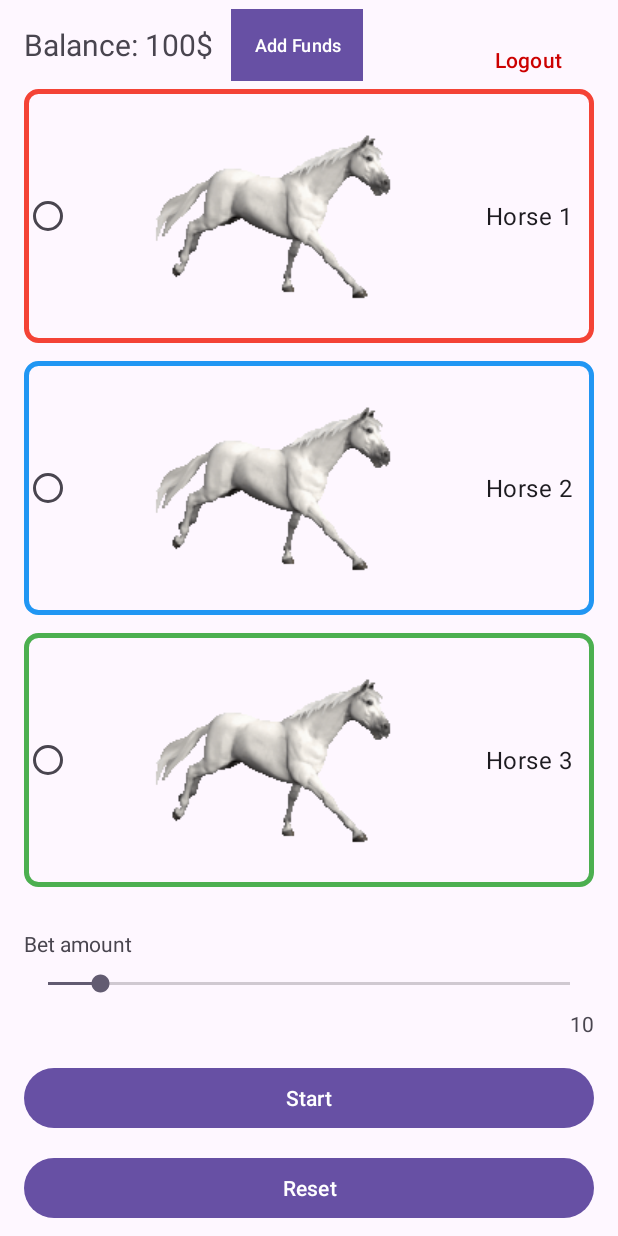
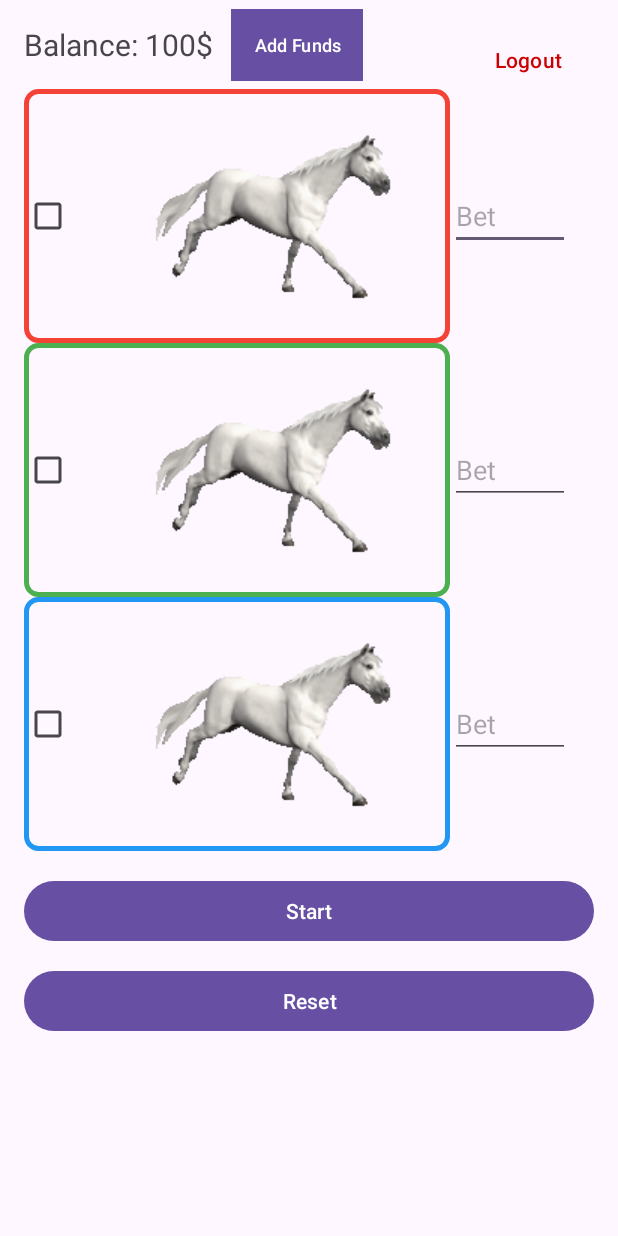
Before and after one commit to thanglh-hub/horse-racing, an Android app: the LobbyActivity screen opened directly, with no data from a screen before it, after a tap on "Start", on a phone screen of 412 x 824 dp. Run offline under Robolectric (Android 15) with nearby library versions, the phone set to English and light mode, and no system bars.

Commit message:
Task 4: top 1,2,3

```diff
--- a/app/src/main/java/com/example/horseracing/LobbyActivity.java
+++ b/app/src/main/java/com/example/horseracing/LobbyActivity.java
@@ -2,11 +2,9 @@
 
 import android.content.Intent;
 import android.os.Bundle;
-import android.view.View;
 import android.widget.Button;
-import android.widget.RadioButton;
-import android.widget.RadioGroup;
-import android.widget.SeekBar;
+import android.widget.CheckBox;
+import android.widget.EditText;
 import android.widget.TextView;
 import android.widget.Toast;
 
@@ -16,12 +14,8 @@
 
 public class LobbyActivity extends AppCompatActivity {
     private TextView balanceText;
-    private RadioGroup radioGroupHorses;
-    private RadioButton rbHorse1;
-    private RadioButton rbHorse2;
-    private RadioButton rbHorse3;
-    private SeekBar betSeek;
-    private TextView betValue;
+    private CheckBox cbHorse1, cbHorse2, cbHorse3;
+    private EditText etBetH1, etBetH2, etBetH3;
     private Button startBtn;
     private Button resetBtn;
     private Button logoutBtn;
@@ -36,32 +30,19 @@
         com.example.horseracing.data.AudioPlayer.playBgm(this);
 
         balanceText = findViewById(R.id.text_balance);
-        radioGroupHorses = findViewById(R.id.radio_group_horses);
-        rbHorse1 = findViewById(R.id.rb_horse1);
-        rbHorse2 = findViewById(R.id.rb_horse2);
-        rbHorse3 = findViewById(R.id.rb_horse3);
-        betSeek = findViewById(R.id.seek_bet);
-        betValue = findViewById(R.id.text_bet_value);
         startBtn = findViewById(R.id.btn_start);
         resetBtn = findViewById(R.id.btn_reset);
         logoutBtn = findViewById(R.id.btn_logout);
         addFundsBtn = findViewById(R.id.btn_add_funds);
 
+        cbHorse1 = findViewById(R.id.cb_horse1);
+        cbHorse2 = findViewById(R.id.cb_horse2);
+        cbHorse3 = findViewById(R.id.cb_horse3);
+        etBetH1 = findViewById(R.id.et_bet_h1);
+        etBetH2 = findViewById(R.id.et_bet_h2);
+        etBetH3 = findViewById(R.id.et_bet_h3);
+
         updateBalance();
-
-        betSeek.setOnSeekBarChangeListener(new SeekBar.OnSeekBarChangeListener() {
-            @Override
-            public void onProgressChanged(SeekBar seekBar, int progress, boolean fromUser) {
-                betValue.setText(String.valueOf(progress));
-            }
-
-            @Override
-            public void onStartTrackingTouch(SeekBar seekBar) { }
-
-            @Override
-            public void onStopTrackingTouch(SeekBar seekBar) { }
-        });
-        betSeek.setProgress(10);
 
         // RadioGroup sẽ tự động handle việc chọn radio button
 
@@ -99,45 +80,55 @@
     }
 
     private void doReset() {
-        radioGroupHorses.clearCheck();
-        betSeek.setProgress(10);
-        betValue.setText("10");
+        cbHorse1.setChecked(false);
+        cbHorse2.setChecked(false);
+        cbHorse3.setChecked(false);
+        etBetH1.setText("");
+        etBetH2.setText("");
+        etBetH3.setText("");
     }
+    private void doStart() {
+        int totalBet = 0;
 
-    private void doStart() {
-        int selected = getSelectedHorse();
-        if (selected == -1) {
-            Toast.makeText(this, getString(R.string.msg_pick_horse), Toast.LENGTH_SHORT).show();
+        int betH1 = cbHorse1.isChecked() ? parseBet(etBetH1.getText().toString()) : 0;
+        int betH2 = cbHorse2.isChecked() ? parseBet(etBetH2.getText().toString()) : 0;
+        int betH3 = cbHorse3.isChecked() ? parseBet(etBetH3.getText().toString()) : 0;
+
+        totalBet = betH1 + betH2 + betH3;
+
+        if (totalBet <= 0) {
+            Toast.makeText(this, "Bạn phải đặt cược hợp lệ cho ít nhất 1 ngựa!", Toast.LENGTH_SHORT).show();
             return;
         }
 
-        int bet = betSeek.getProgress();
-        int currentBalance = GameState.getInstance().getBalance();
-
-        // Kiểm tra balance = 0
-        if (currentBalance <= 0) {
-            Toast.makeText(this, getString(R.string.msg_no_balance), Toast.LENGTH_LONG).show();
+        if (!cbHorse1.isChecked() && !cbHorse2.isChecked() && !cbHorse3.isChecked()) {
+            Toast.makeText(this, "Bạn phải chọn ít nhất 1 ngựa!", Toast.LENGTH_SHORT).show();
             return;
         }
 
-        // Kiểm tra bet amount > balance
-        if (bet > currentBalance) {
-            Toast.makeText(this, getString(R.string.msg_bet_exceeds_balance), Toast.LENGTH_LONG).show();
+        int balance = GameState.getInstance().getBalance();
+        if (totalBet > balance) {
+            Toast.makeText(this, "Bạn không đủ tiền để đặt cược!", Toast.LENGTH_SHORT).show();
             return;
         }
 
+        GameState.getInstance().addBalance(-totalBet);
+
         Intent i = new Intent(this, MainActivity.class);
-        i.putExtra("selectedHorse", selected);
-        i.putExtra("bet", bet);
+        i.putExtra("bet_H1", betH1);
+        i.putExtra("bet_H2", betH2);
+        i.putExtra("bet_H3", betH3);
         startActivity(i);
     }
 
-    private int getSelectedHorse() {
-        int checkedId = radioGroupHorses.getCheckedRadioButtonId();
-        if (checkedId == R.id.rb_horse1) return 1;
-        if (checkedId == R.id.rb_horse2) return 2;
-        if (checkedId == R.id.rb_horse3) return 3;
-        return -1;
+    private int parseBet(String betStr) {
+        if (betStr == null || betStr.trim().isEmpty()) return 0;
+        try {
+            return Integer.parseInt(betStr.trim());
+        }
+        catch (Exception ex){
+            return 0;
+        }
     }
 
     private void handleLogout() {
--- a/app/src/main/res/layout/activity_lobby.xml
+++ b/app/src/main/res/layout/activity_lobby.xml
@@ -45,94 +45,98 @@
             app:layout_constraintEnd_toEndOf="parent"
             android:layout_margin="16dp"/>
 
-        <RadioGroup
-            android:id="@+id/radio_group_horses"
+        <!-- THAY RadioGroup bằng LinearLayout -->
+        <LinearLayout
+            android:id="@+id/layout_horses"
             android:layout_width="0dp"
             android:layout_height="wrap_content"
+            android:orientation="vertical"
+            android:layout_margin="16dp"
             app:layout_constraintTop_toBottomOf="@id/text_balance"
             app:layout_constraintStart_toStartOf="parent"
-            app:layout_constraintEnd_toEndOf="parent"
-            android:layout_marginStart="16dp"
-            android:layout_marginEnd="16dp"
-            android:layout_marginTop="16dp"
-            android:orientation="vertical">
+            app:layout_constraintEnd_toEndOf="parent">
 
-            <RadioButton
-                android:id="@+id/rb_horse1"
+            <LinearLayout
+                android:orientation="horizontal"
                 android:layout_width="match_parent"
                 android:layout_height="wrap_content"
-                android:text="@string/horse_1"
-                android:textSize="16sp"
-                android:layout_marginBottom="12dp"
-                android:padding="8dp"
-                android:drawableStart="@drawable/horseblue"
-                android:drawablePadding="12dp"
-                android:background="@drawable/horse_border_blue"/>
+                android:gravity="center_vertical">
 
-            <RadioButton
-                android:id="@+id/rb_horse2"
+                <CheckBox
+                    android:id="@+id/cb_horse1"
+                    android:layout_width="284dp"
+                    android:layout_height="wrap_content"
+                    android:background="@drawable/horse_border_blue"
+                    android:drawableStart="@drawable/horseblue"
+                    android:drawablePadding="12dp"
+                    android:padding="8dp"
+                    android:text="Ngựa 1" />
+
+
+                <EditText
+                    android:id="@+id/et_bet_h1"
+                    android:layout_width="80dp"
+                    android:layout_height="wrap_content"
+                    android:hint="Bet"
+                    android:inputType="number"/>
+            </LinearLayout>
+
+            <LinearLayout
+                android:orientation="horizontal"
                 android:layout_width="match_parent"
                 android:layout_height="wrap_content"
-                android:text="@string/horse_2"
-                android:textSize="16sp"
-                android:layout_marginBottom="12dp"
-                android:padding="8dp"
-                android:drawableStart="@drawable/horseblue"
-                android:drawablePadding="12dp"
-                android:background="@drawable/horse_border_red"/>
+                android:gravity="center_vertical">
 
-            <RadioButton
-                android:id="@+id/rb_horse3"
+                <CheckBox
+                    android:id="@+id/cb_horse2"
+                    android:layout_width="284dp"
+                    android:layout_height="wrap_content"
+                    android:background="@drawable/horse_border_green"
+                    android:drawableStart="@drawable/horseblue"
+                    android:drawablePadding="12dp"
+                    android:padding="8dp"
+                    android:text="Ngựa 2"/>
+
+                <EditText
+                    android:id="@+id/et_bet_h2"
+                    android:layout_width="80dp"
+                    android:layout_height="wrap_content"
+                    android:hint="Bet"
+                    android:inputType="number"/>
+            </LinearLayout>
+
+            <LinearLayout
+                android:orientation="horizontal"
                 android:layout_width="match_parent"
                 android:layout_height="wrap_content"
-                android:text="@string/horse_3"
-                android:textSize="16sp"
-                android:layout_marginBottom="12dp"
-                android:padding="8dp"
-                android:drawableStart="@drawable/horseblue"
-                android:drawablePadding="12dp"
-                android:background="@drawable/horse_border_green"/>
+                android:gravity="center_vertical">
 
-        </RadioGroup>
+                <CheckBox
+                    android:id="@+id/cb_horse3"
+                    android:layout_width="284dp"
+                    android:layout_height="wrap_content"
+                    android:background="@drawable/horse_border_red"
+                    android:drawableStart="@drawable/horseblue"
+                    android:drawablePadding="12dp"
+                    android:padding="8dp"
+                    android:text="Ngựa 3"/>
 
-        <TextView
-            android:id="@+id/text_bet_label"
-            android:layout_width="wrap_content"
-            android:layout_height="wrap_content"
-            android:text="@string/label_bet"
-            app:layout_constraintTop_toBottomOf="@id/radio_group_horses"
-            app:layout_constraintStart_toStartOf="parent"
-            android:layout_marginStart="16dp"
-            android:layout_marginTop="16dp"/>
+                <EditText
+                    android:id="@+id/et_bet_h3"
+                    android:layout_width="80dp"
+                    android:layout_height="wrap_content"
+                    android:hint="Bet"
+                    android:inputType="number"/>
+            </LinearLayout>
 
-        <SeekBar
-            android:id="@+id/seek_bet"
-            android:layout_width="0dp"
-            android:layout_height="wrap_content"
-            android:max="100"
-            app:layout_constraintTop_toBottomOf="@id/text_bet_label"
-            app:layout_constraintStart_toStartOf="parent"
-            app:layout_constraintEnd_toEndOf="parent"
-            android:layout_marginStart="16dp"
-            android:layout_marginEnd="16dp"
-            android:layout_marginTop="8dp"/>
-
-        <TextView
-            android:id="@+id/text_bet_value"
-            android:layout_width="wrap_content"
-            android:layout_height="wrap_content"
-            android:text="0"
-            app:layout_constraintTop_toBottomOf="@id/seek_bet"
-            app:layout_constraintEnd_toEndOf="parent"
-            android:layout_marginEnd="16dp"
-            android:layout_marginTop="8dp"/>
+        </LinearLayout>
 
         <Button
             android:id="@+id/btn_start"
             android:layout_width="0dp"
             android:layout_height="wrap_content"
             android:text="@string/btn_start"
-            app:layout_constraintTop_toBottomOf="@id/text_bet_value"
+            app:layout_constraintTop_toBottomOf="@id/layout_horses"
             app:layout_constraintStart_toStartOf="parent"
             app:layout_constraintEnd_toEndOf="parent"
             android:layout_marginStart="16dp"
```
Also changed, not shown: app/src/main/java/com/example/horseracing/MainActivity.java (+24 -7 lines), app/src/main/java/com/example/horseracing/ResultActivity.java (+86 -17 lines). Lines whose indentation alone changed are shown as unchanged.
